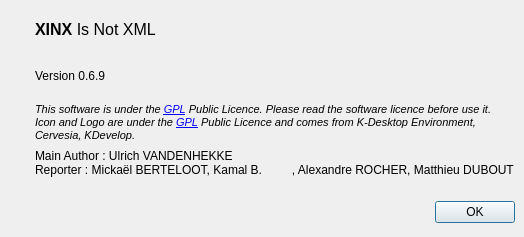
First picture: the form in ui/about.ui, repository phoenix741/xinx, before the edit.
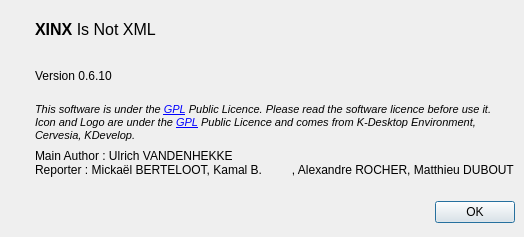
Second picture: the form after the edit. Icons and pictures are not drawn.

Patch:
```diff
--- a/ui/about.ui
+++ b/ui/about.ui
@@ -40,7 +40,7 @@
      <item>
       <widget class="QLabel" name="m_versionLabel" >
        <property name="text" >
-        <string>Version 0.6.9</string>
+        <string>Version 0.6.10</string>
        </property>
       </widget>
      </item>
```
